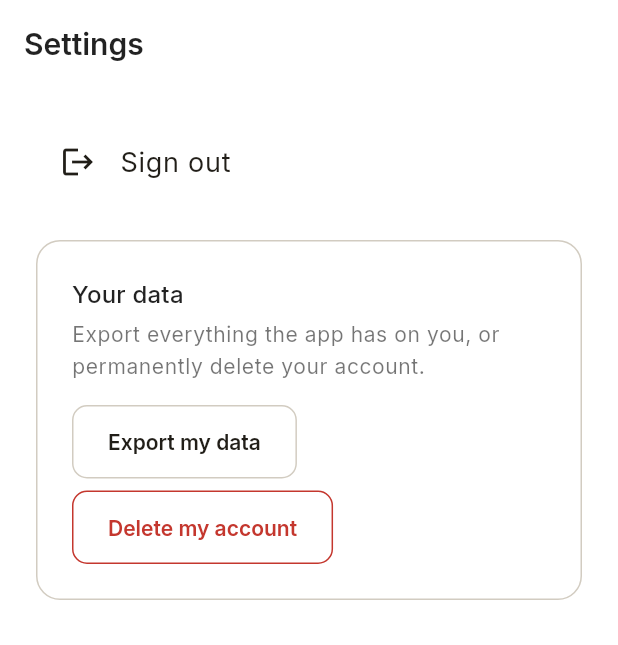
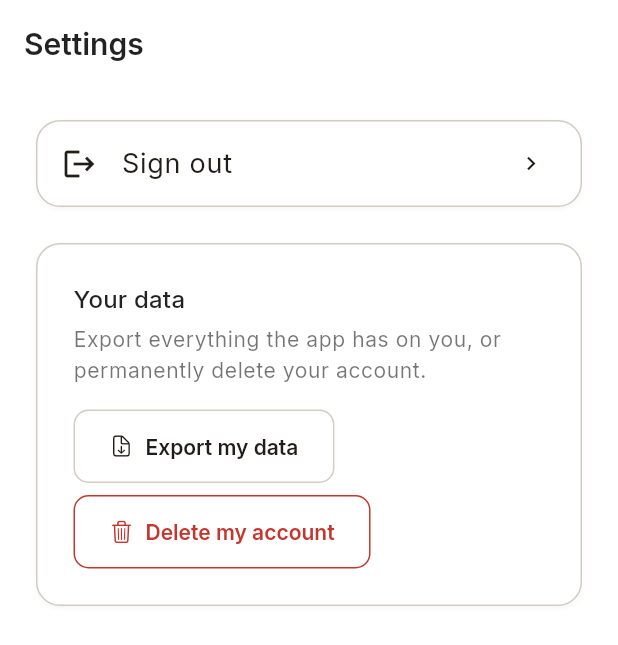
Before and after one commit to roshanaafiya09-svg/tution, a Flutter app: the SettingsScreen screen opened by its route, on a phone screen of 412 x 824 dp. Shown: the top 645 px of the screen. Run offline on Flutter 3.47's test engine with Material 3 defaults, Android fonts, the phone set to English and light mode, and no system bars; our stand-ins replace dio, drift, drift_flutter, file_picker, firebase_core, firebase_messaging and 7 more; missing offline and left inert: posthog_flutter; accounts and stored records are empty; generated files the repository leaves out were written again.

Commit message:
Redesign mobile Settings screen
Sign-out row and the account-data section move to AppCard. The
biggest change mirrors the web profile page: account deletion
confirmation moved from an inline expanding section to a native
AlertDialog (icon + warning copy + Cancel/destructive-confirm
actions) — the same reasoning as the web change, a permanent,
irreversible action deserves a modal a user can't accidentally scroll
past, and a native dialog is also the more idiomatic mobile pattern
for this. Export/delete buttons get leading icons (download/trash)
and inline loading spinners instead of only a text-swap. Same
export-to-file, OpenFilex, and delete-account/sign-out API calls,
untouched.

flutter analyze: no issues found (checked across the whole mobile
package, not just this file) — clean after all 7 mobile screens plus
the design-system foundation and shared widget library from this
session. Visual confirmation not possible in this environment (see
earlier commits); recommend a device/emulator pass before shipping.

This completes the full web + mobile design-system redesign: all 29
web routes and all 7 mobile screens (plus shared shells/nav/widget
libraries on both platforms) now run on the "Scholar" design system
foundation built in commits be36d55/f9912ff, with zero business-logic
or API changes anywhere in the pass.

```diff
--- a/mobile/lib/features/settings/presentation/settings_screen.dart
+++ b/mobile/lib/features/settings/presentation/settings_screen.dart
@@ -1,6 +1,7 @@
 import 'dart:convert';
 import 'dart:io';
 import 'package:flutter/material.dart';
+import 'package:flutter/cupertino.dart';
 import 'package:flutter_riverpod/flutter_riverpod.dart';
 import 'package:open_filex/open_filex.dart';
 import 'package:path_provider/path_provider.dart';
@@ -8,6 +9,7 @@ import '../../../core/network/api_exception.dart';
 import '../../../core/network/providers.dart';
 import '../../../core/theme/design_tokens.dart';
 import '../../../l10n/gen/app_localizations.dart';
+import '../../../widgets/widgets.dart';
 import '../../auth/application/auth_controller.dart';
 import '../data/account_api.dart';
 
@@ -28,7 +30,6 @@ class SettingsScreen extends ConsumerStatefulWidget {
 class _SettingsScreenState extends ConsumerState<SettingsScreen> {
   bool _exporting = false;
   bool _deleting = false;
-  bool _confirmingDelete = false;
   String? _error;
 
   Future<void> _exportData() async {
@@ -50,7 +51,40 @@ class _SettingsScreenState extends ConsumerState<SettingsScreen> {
     }
   }
 
-  Future<void> _deleteAccount() async {
+  Future<void> _confirmAndDeleteAccount() async {
+    final l10n = AppLocalizations.of(context)!;
+    final confirmed = await showDialog<bool>(
+      context: context,
+      builder: (dialogContext) => AlertDialog(
+        icon: Container(
+          width: 44,
+          height: 44,
+          decoration: const BoxDecoration(
+            color: DesignTokens.errorBg,
+            shape: BoxShape.circle,
+          ),
+          child: const Icon(
+            CupertinoIcons.exclamationmark_triangle,
+            color: DesignTokens.error,
+          ),
+        ),
+        title: Text(l10n.deleteMyAccount),
+        content: Text(l10n.deleteAccountWarning),
+        actions: [
+          TextButton(
+            onPressed: () => Navigator.pop(dialogContext, false),
+            child: Text(l10n.cancel),
+          ),
+          FilledButton(
+            style: FilledButton.styleFrom(backgroundColor: DesignTokens.error),
+            onPressed: () => Navigator.pop(dialogContext, true),
+            child: Text(l10n.confirmDeleteAccount),
+          ),
+        ],
+      ),
+    );
+    if (confirmed != true || !mounted) return;
+
     setState(() {
       _deleting = true;
       _error = null;
@@ -59,10 +93,12 @@ class _SettingsScreenState extends ConsumerState<SettingsScreen> {
       await ref.read(accountApiProvider).deleteAccount();
       await ref.read(authControllerProvider.notifier).signOut();
     } on ApiException catch (e) {
+      if (mounted) {
         setState(() {
           _error = e.message;
           _deleting = false;
         });
+      }
     }
   }
 
@@ -77,15 +113,17 @@ class _SettingsScreenState extends ConsumerState<SettingsScreen> {
         child: ListView(
           padding: const EdgeInsets.all(DesignTokens.pageGutter),
           children: [
-            ListTile(
+            AppCard(
+              padding: EdgeInsets.zero,
+              onTap: () => ref.read(authControllerProvider.notifier).signOut(),
+              child: ListTile(
                 leading: const Icon(Icons.logout),
                 title: Text(l10n.signOut),
-              onTap: () => ref.read(authControllerProvider.notifier).signOut(),
+                trailing: const Icon(Icons.chevron_right, size: 18),
+              ),
             ),
             const SizedBox(height: 24),
-            Card(
-              child: Padding(
-                padding: const EdgeInsets.all(DesignTokens.cardPadding),
+            AppCard(
               child: Column(
                 crossAxisAlignment: CrossAxisAlignment.start,
                 children: [
@@ -93,65 +131,38 @@ class _SettingsScreenState extends ConsumerState<SettingsScreen> {
                   const SizedBox(height: 4),
                   Text(l10n.accountSectionBody, style: theme.textTheme.bodySmall),
                   const SizedBox(height: 16),
-                    OutlinedButton(
+                  OutlinedButton.icon(
                     onPressed: _exporting ? null : _exportData,
-                      child: Text(_exporting ? l10n.preparingExport : l10n.exportMyData),
+                    icon: _exporting
+                        ? const SizedBox(
+                            height: 14,
+                            width: 14,
+                            child: CircularProgressIndicator(strokeWidth: 2),
+                          )
+                        : const Icon(CupertinoIcons.arrow_down_doc, size: 16),
+                    label: Text(_exporting ? l10n.preparingExport : l10n.exportMyData),
                   ),
                   const SizedBox(height: 8),
-                    if (!_confirmingDelete)
-                      OutlinedButton(
+                  OutlinedButton.icon(
                     style: OutlinedButton.styleFrom(
                       foregroundColor: DesignTokens.error,
                       side: const BorderSide(color: DesignTokens.error),
                     ),
-                        onPressed: () => setState(() => _confirmingDelete = true),
-                        child: Text(l10n.deleteMyAccount),
+                    onPressed: _deleting ? null : _confirmAndDeleteAccount,
+                    icon: _deleting
+                        ? const SizedBox(
+                            height: 14,
+                            width: 14,
+                            child: CircularProgressIndicator(strokeWidth: 2),
                           )
-                    else ...[
-                      Container(
-                        padding: const EdgeInsets.all(12),
-                        decoration: BoxDecoration(
-                          color: DesignTokens.error.withValues(alpha: 0.1),
-                          borderRadius: BorderRadius.circular(DesignTokens.radiusMd),
+                        : const Icon(CupertinoIcons.trash, size: 16),
+                    label: Text(_deleting ? l10n.deleting : l10n.deleteMyAccount),
                   ),
-                        child: Text(
-                          l10n.deleteAccountWarning,
-                          style: theme.textTheme.bodySmall,
-                        ),
-                      ),
-                      const SizedBox(height: 8),
-                      Row(
-                        children: [
-                          Expanded(
-                            child: FilledButton(
-                              style: FilledButton.styleFrom(
-                                backgroundColor: DesignTokens.error,
-                              ),
-                              onPressed: _deleting ? null : _deleteAccount,
-                              child: Text(
-                                _deleting ? l10n.deleting : l10n.confirmDeleteAccount,
-                              ),
-                            ),
-                          ),
-                          const SizedBox(width: 8),
-                          OutlinedButton(
-                            onPressed: _deleting
-                                ? null
-                                : () => setState(() => _confirmingDelete = false),
-                            child: Text(l10n.cancel),
-                          ),
-                        ],
-                      ),
-                    ],
                   if (_error != null) ...[
                     const SizedBox(height: 12),
-                      Text(
-                        _error!,
-                        style: theme.textTheme.bodySmall?.copyWith(color: DesignTokens.error),
-                      ),
+                    FormErrorBanner(message: _error!),
                   ],
                 ],
-                ),
               ),
             ),
           ],
```
Lines whose indentation alone changed are shown as unchanged.
